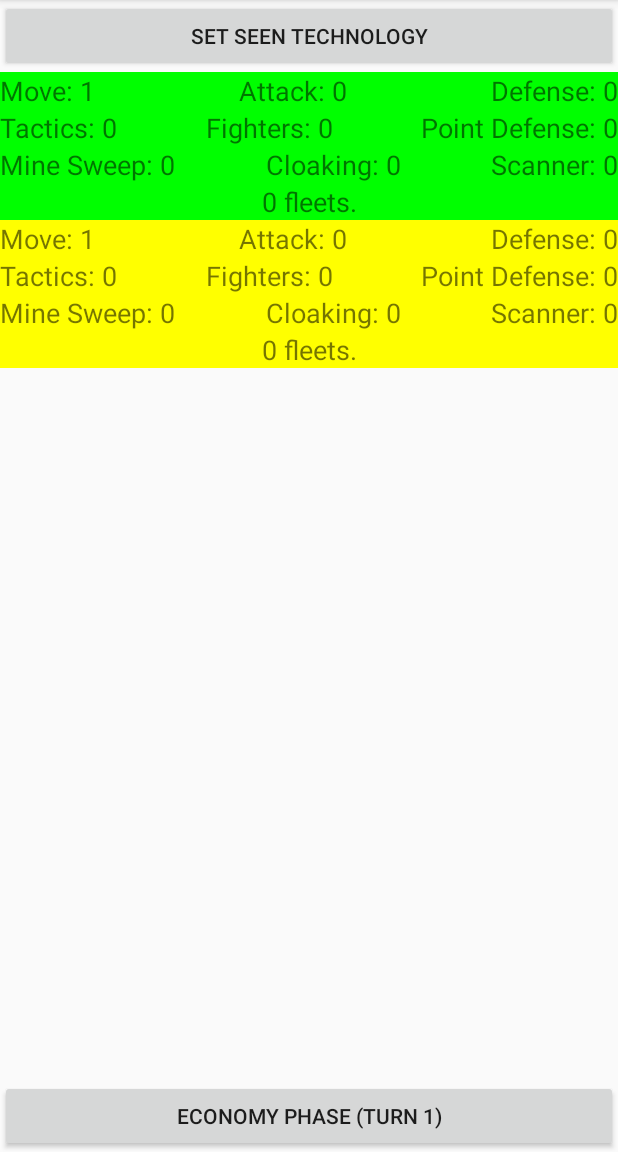
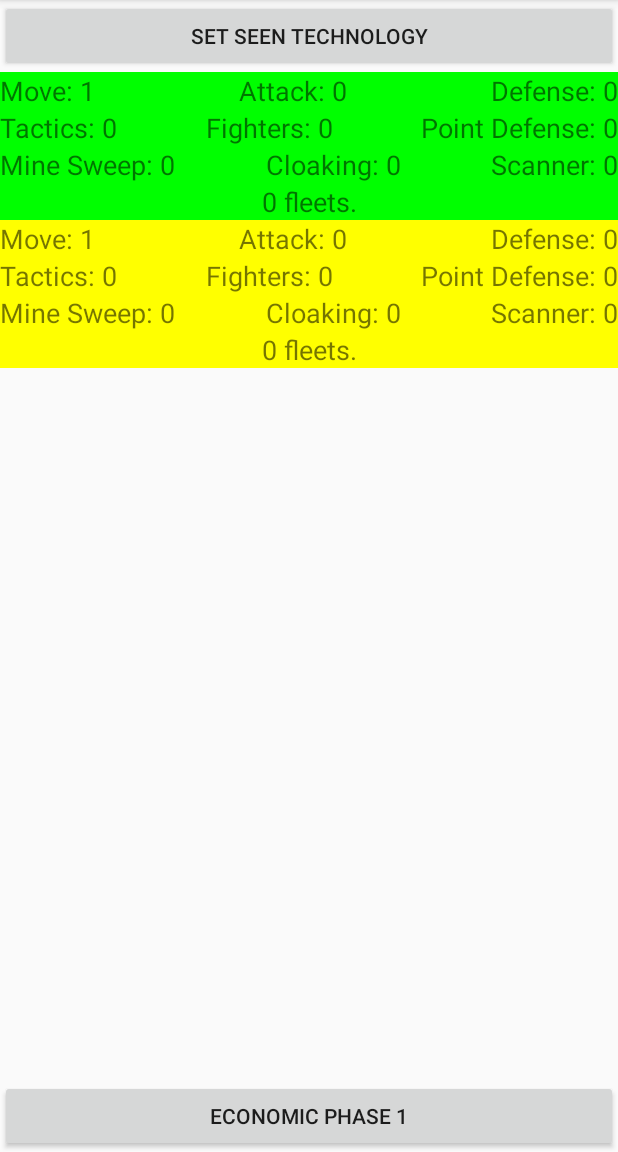
Before and after one commit to NanocTheBuilder/AlienPlayer4X, an Android app: the MainActivity screen opened directly, with no data from a screen before it, on a phone screen of 412 x 824 dp, the part 84-1236 px from its top. Run offline under Robolectric (Android 15) with nearby library versions, the phone set to English and light mode, and no system bars.

Commit message:
Fix Issue #4

```diff
--- a/app/src/main/java/com/thilian/se4x/robot/app/MainActivity.java
+++ b/app/src/main/java/com/thilian/se4x/robot/app/MainActivity.java
@@ -2,7 +2,6 @@ package com.thilian.se4x.robot.app;
 
 import android.content.DialogInterface;
 import android.content.Intent;
-import android.graphics.Color;
 import android.support.v7.app.AlertDialog;
 import android.support.v7.app.AppCompatActivity;
 import android.os.Bundle;
@@ -41,7 +40,7 @@ public class MainActivity extends AppCompatActivity {
         }
 
         final Button econButton = (Button) findViewById(R.id.econPhase);
-        setButtonText(app, econButton);
+        econButton.setText(getString(R.string.econPhase, app.getGame().currentTurn));
         econButton.setOnClickListener(new View.OnClickListener() {
             @Override
             public void onClick(View view) {
@@ -54,7 +53,12 @@ public class MainActivity extends AppCompatActivity {
                         ((PlayerView) players.getChildAt(i)).update();
                     }
                 }
-                setButtonText(app, econButton);
+                if(app.getGame().currentTurn  <= 20)
+                    econButton.setText(getString(R.string.econPhase, app.getGame().currentTurn));
+                else {
+                    econButton.setText(getString(R.string.gameOver));
+                    econButton.setEnabled(false);
+                }
             }});
 
         Button setSeenLevelButton = findViewById(R.id.set_seen_levels_button);
@@ -67,12 +71,6 @@ public class MainActivity extends AppCompatActivity {
         });
     }
 
-
-    private void setButtonText(SE4XApplication app, Button econButton) {
-        econButton.setText(getString(R.string.econPhase, app.getGame().currentTurn));
-        if(app.getGame().currentTurn > 20)
-            econButton.setEnabled(false);
-    }
 
     @Override
     protected void onResume() {
--- a/app/src/main/res/values/strings.xml
+++ b/app/src/main/res/values/strings.xml
@@ -3,10 +3,11 @@
 
     <!-- TODO: Remove or change this placeholder text -->
     <string name="title_activity_main">MainActivity</string>
-    <string name="econPhase">Economy Phase (Turn %d)</string>
+    <string name="econPhase">Economic Phase %d</string>
     <string name="buildDefense">Build Defense Fleet</string>
     <string name="newFleets">New Fleets</string>
     <string name="areYouSure">Are You Sure?</string>
+    <string name="gameOver">...</string>
 
     <string name="REGULAR_FLEET">Regular Fleet %s</string>
     <string name="RAIDER_FLEET">Raider Fleet %s</string>
```
